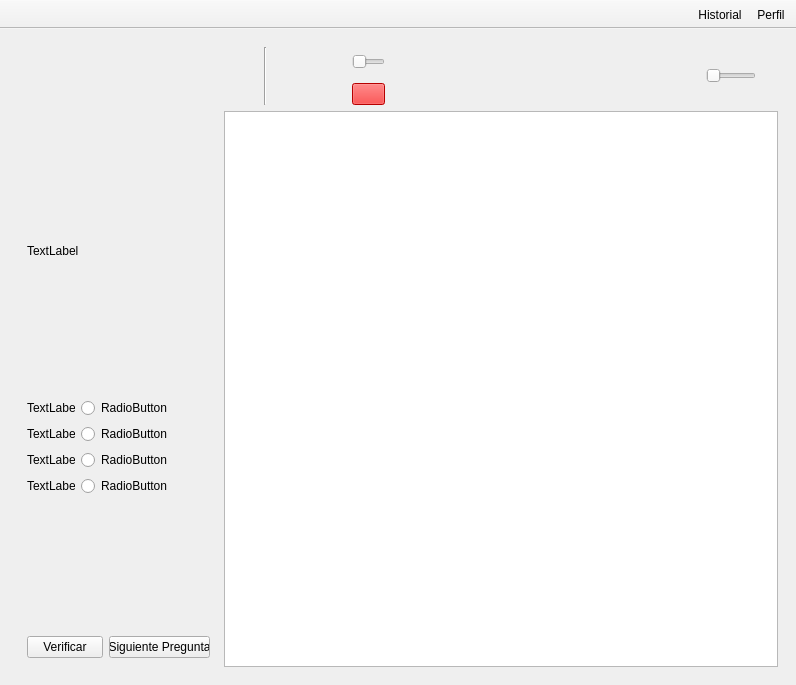
Before: the Qt Designer form mainwindow.ui in raqquel21/carta-nautica, drawn with Qt 5.
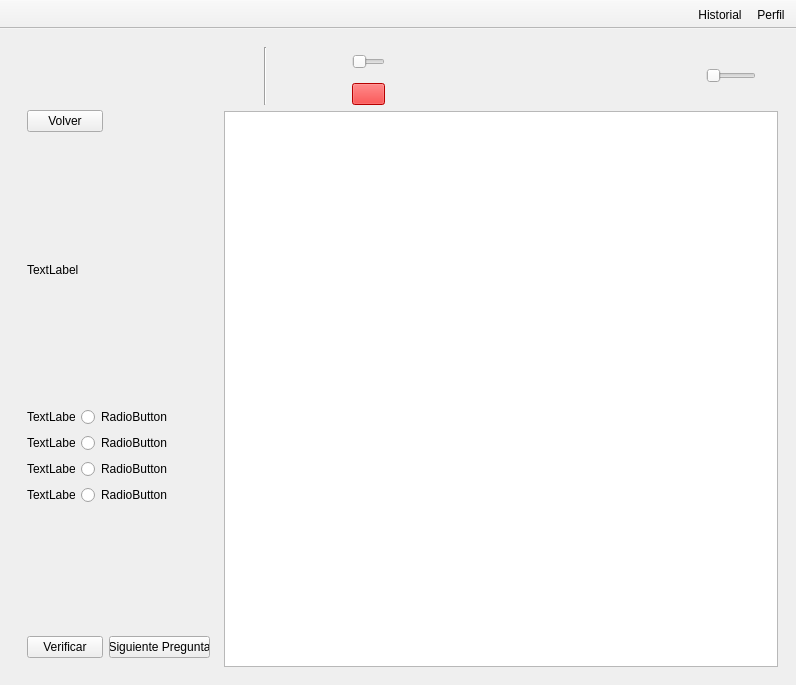
After: the same form once the commit is applied. The open tabs and pages were chosen to show the change. Icons and pictures are not drawn.

What changed in the file:
```diff
--- a/mainwindow.ui
+++ b/mainwindow.ui
@@ -1091,6 +1091,13 @@
               </property>
              </spacer>
             </item>
+            <item row="1" column="0" colspan="2">
+             <widget class="QPushButton" name="ReturnToProblemsButton">
+              <property name="text">
+               <string>Volver</string>
+              </property>
+             </widget>
+            </item>
            </layout>
           </widget>
          </widget>
```
Left out of the diff: 60 changed lines with no effect on the pictures.
